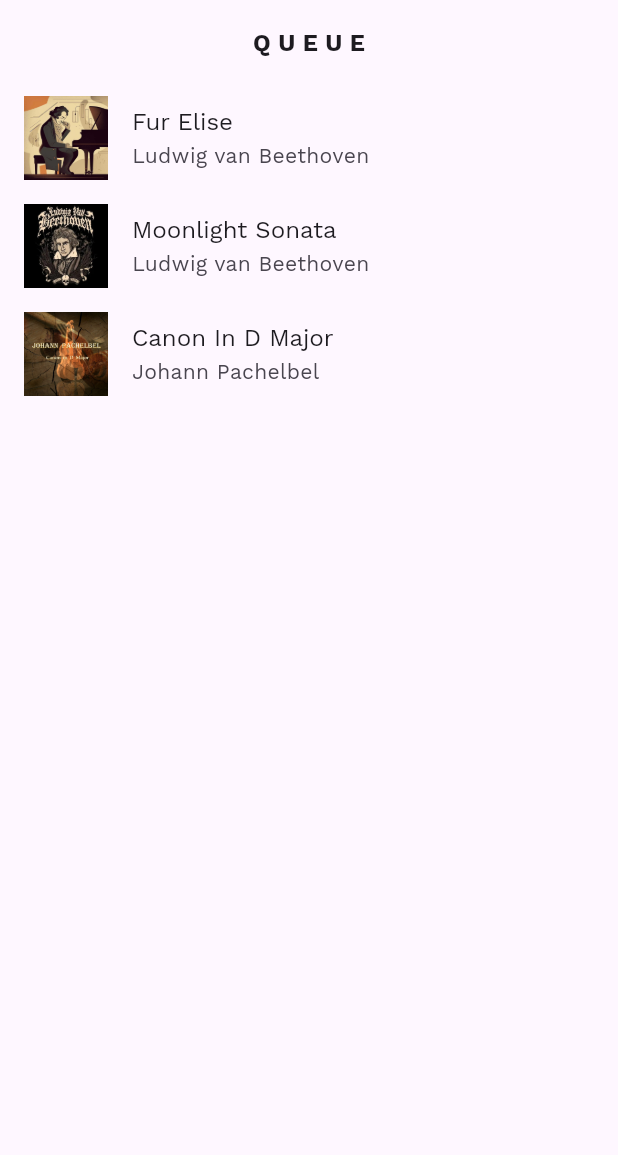
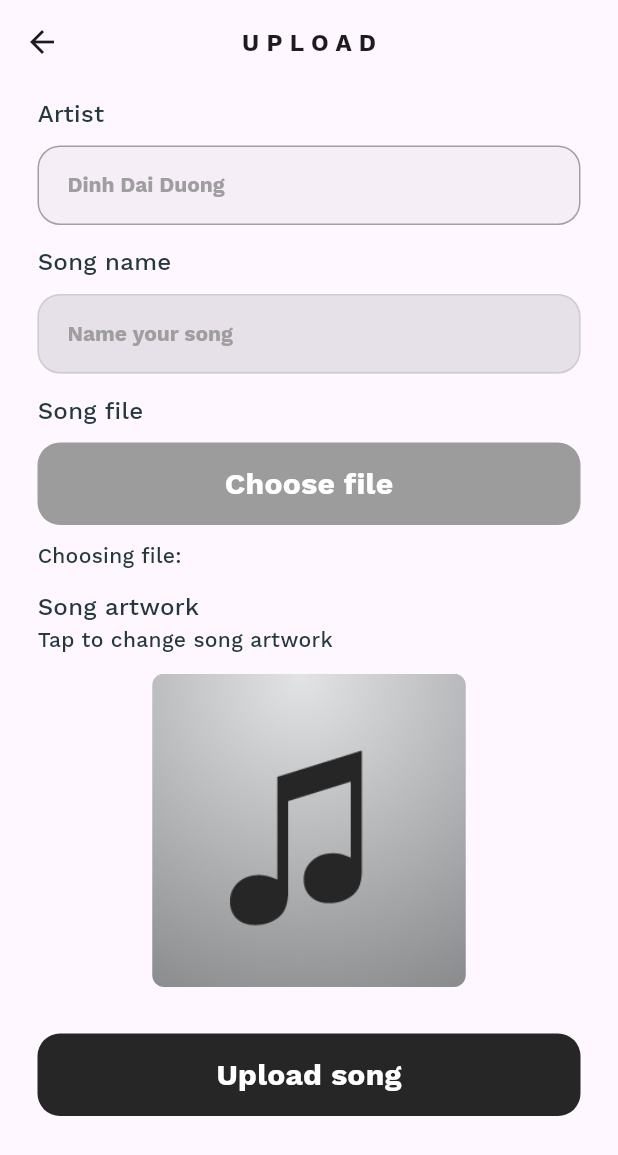
Before and after one commit to ManhHoDinh/Melody, a Flutter app: the screen it shows after launch, on a phone screen of 412 x 824 dp. Shown: the top 1155 px of the screen. Run offline on Flutter 3.47's test engine with Material 3 defaults, Android fonts, the phone set to English and light mode, and no system bars; our stand-ins replace audioplayers, cloud_firestore, file_picker, firebase_auth, firebase_core, firebase_storage and 7 more; accounts and stored records are empty.

Commit message:
UI ArtistPage, UI UploadSong

```diff
--- a/lib/main.dart
+++ b/lib/main.dart
@@ -1,9 +1,11 @@
 import 'dart:io';
+import 'package:firebase_auth/firebase_auth.dart';
 import 'package:hive_flutter/hive_flutter.dart';
 import 'package:melody/app_theme.dart';
 import 'package:flutter/material.dart';
 import 'package:flutter/services.dart';
 import 'package:melody/melody/core/helper/local_storage_helper.dart';
+import 'package:melody/melody/presentations/screens/artist/upload_song_page.dart';
 import 'package:melody/melody/presentations/screens/playing/playlist_provider.dart';
 import 'package:melody/melody/presentations/screens/queue/queue.dart';
 import 'package:melody/melody/presentations/screens/splash/splash_screen.dart';
@@ -11,6 +13,15 @@ import 'package:provider/provider.dart';
 import 'navigation_home_screen.dart';
 import 'package:flutter/foundation.dart' show kIsWeb;
 import 'melody/core/models/firebase/firebase_request.dart';
+
+// Future<void> signInUserAnon() async {
+//   try {
+//     final UserCredential = await FirebaseAuth.instance.signInAnonymously();
+//     print("Sign in with temporary account!");
+//   } catch (e) {
+//     print(e.toString());
+//   }
+// }
 
 void main() async {
   WidgetsFlutterBinding.ensureInitialized();
@@ -20,6 +31,9 @@ void main() async {
   WidgetsFlutterBinding.ensureInitialized();
   await FireBaseDataBase.initializeDB();
 
+  //  sign in anonymously
+  // await signInUserAnon();
+  //
   await SystemChrome.setPreferredOrientations(<DeviceOrientation>[
     DeviceOrientation.portraitUp,
     DeviceOrientation.portraitDown
@@ -49,7 +63,7 @@ class MyApp extends StatelessWidget {
         textTheme: AppTheme.textTheme,
         platform: TargetPlatform.iOS,
       ),
-      home: Queue(),
+      home: UploadSongPage(),
     );
   }
 }
--- a/lib/melody/core/models/song/song.dart
+++ b/lib/melody/core/models/song/song.dart
@@ -6,7 +6,9 @@ part 'song.freezed.dart';
 @Freezed()
 class Song with _$Song {
   const factory Song(
-      {required String songName,
+      {required String songId,
+      required String artistId,
+      required String songName,
       required String artistName,
       required String songImagePath,
       required String audioPath}) = _Song;
--- /dev/null
+++ b/lib/melody/presentations/screens/artist/upload_song_page.dart
@@ -0,0 +1,186 @@
+import 'dart:io';
+
+import 'package:file_picker/file_picker.dart';
+import 'package:firebase_storage/firebase_storage.dart';
+import 'package:flutter/material.dart';
+import 'package:flutter/widgets.dart';
+import 'package:fluttertoast/fluttertoast.dart';
+import 'package:melody/melody/presentations/screens/artist/widgets/custom_button.dart';
+import 'package:melody/melody/presentations/screens/artist/widgets/custom_textfield.dart';
+
+class UploadSongPage extends StatefulWidget {
+  const UploadSongPage({super.key});
+
+  @override
+  State<UploadSongPage> createState() => _UploadSongPageState();
+}
+
+class _UploadSongPageState extends State<UploadSongPage> {
+  final artistController = TextEditingController();
+  final songNameController = TextEditingController();
+
+  PlatformFile? choosedImage;
+  PlatformFile? choosedSong;
+
+  Future selectImage() async {
+    final result = await FilePicker.platform
+        .pickFiles(type: FileType.custom, allowedExtensions: [
+      'jpg',
+      'png',
+      'jpeg',
+      'webp',
+    ]);
+    if (result == null) return;
+
+    setState(() {
+      choosedImage = result.files.first;
+    });
+  }
+
+  Future selectSong() async {
+    final result = await FilePicker.platform.pickFiles(
+      type: FileType.audio,
+      allowMultiple: false,
+    );
+    if (result == null) return;
+
+    setState(() {
+      choosedSong = result.files.first;
+    });
+  }
+
+  Future uploadFilesToFirebase() async {
+    // final artworkFile = File(choosedImage!.path!);
+    // final songFile = File(choosedSong!.path!);
+
+    // final artworkRef = FirebaseStorage.instance
+    //     .ref()
+    //     .child("song_artworks/${choosedImage!.name}");
+
+    // final songRef =
+    //     FirebaseStorage.instance.ref().child("song_files/${choosedSong!.name}");
+
+    // artworkRef.putFile(artworkFile);
+    // print(artworkFile.path);
+  }
+
+  @override
+  Widget build(BuildContext context) {
+    return SafeArea(
+        child: Scaffold(
+      appBar: AppBar(
+        leading: IconButton(
+          onPressed: () {},
+          icon: Icon(Icons.arrow_back),
+        ),
+        title: Text('U P L O A D'),
+      ),
+      body: SingleChildScrollView(
+        scrollDirection: Axis.vertical,
+        child: Container(
+          padding: EdgeInsets.symmetric(horizontal: 25),
+          child: Column(
+            crossAxisAlignment: CrossAxisAlignment.start,
+            children: [
+              SizedBox(
+                height: 8,
+              ),
+              Text(
+                "Artist",
+                style: TextStyle(fontSize: 16, fontWeight: FontWeight.w500),
+              ),
+              SizedBox(
+                height: 10,
+              ),
+              CustomTextfield(
+                controller: artistController,
+                readOnly: true,
+                hintText: "Dinh Dai Duong",
+              ),
+              SizedBox(
+                height: 13,
+              ),
+              Text(
+                "Song name",
+                style: TextStyle(fontSize: 16, fontWeight: FontWeight.w500),
+              ),
+              SizedBox(
+                height: 10,
+              ),
+              CustomTextfield(
+                controller: songNameController,
+                readOnly: false,
+                hintText: "Name your song",
+              ),
+              SizedBox(
+                height: 13,
+              ),
+              Text(
+                "Song file",
+                style: TextStyle(fontSize: 16, fontWeight: FontWeight.w500),
+              ),
+              SizedBox(
+                height: 10,
+              ),
+              CustomButton(
+                  onClick: selectSong,
+                  bgColor: Color(0xff9C9C9C),
+                  text: "Choose file",
+                  textColor: Colors.white),
+              SizedBox(
+                height: 10,
+              ),
+              Text(
+                "Choosing file: " +
+                    (choosedSong == null ? "" : choosedSong!.name!),
+                style: TextStyle(fontSize: 14, fontWeight: FontWeight.w500),
+              ),
+              SizedBox(
+                height: 13,
+              ),
+              Text(
+                "Song artwork",
+                style: TextStyle(fontSize: 16, fontWeight: FontWeight.w500),
+              ),
+              Text(
+                "Tap to change song artwork",
+                style: TextStyle(fontSize: 14, fontWeight: FontWeight.w500),
+              ),
+              SizedBox(
+                height: 13,
+              ),
+              GestureDetector(
+                onTap: selectImage,
+                child: Center(
+                  child: ClipRRect(
+                    borderRadius: BorderRadius.circular(8),
+                    child: choosedImage == null
+                        ? Image.asset(
+                            "assets/images/defaultartwork.jpg",
+                            height: 209,
+                            width: 209,
+                          )
+                        : Image.file(
+                            File(choosedImage!.path!),
+                            width: 209,
+                            height: 209,
+                            fit: BoxFit.cover,
+                          ),
+                  ),
+                ),
+              ),
+              SizedBox(
+                height: 31,
+              ),
+              CustomButton(
+                  onClick: uploadFilesToFirebase,
+                  bgColor: Color(0xff262626),
+                  text: "Upload song",
+                  textColor: Colors.white),
+            ],
+          ),
+        ),
+      ),
+    ));
+  }
+}
--- /dev/null
+++ b/lib/melody/presentations/screens/artist/widgets/custom_button.dart
@@ -0,0 +1,34 @@
+import 'package:flutter/material.dart';
+
+class CustomButton extends StatelessWidget {
+  final onClick;
+  final Color bgColor;
+  final String text;
+  final Color textColor;
+  CustomButton(
+      {super.key,
+      required this.onClick,
+      required this.bgColor,
+      required this.text,
+      required this.textColor});
+
+  @override
+  Widget build(BuildContext context) {
+    return GestureDetector(
+      onTap: onClick,
+      child: Container(
+        height: 55,
+        width: double.infinity,
+        decoration: BoxDecoration(
+            color: bgColor, borderRadius: BorderRadius.circular(15)),
+        child: Center(
+          child: Text(
+            text,
+            style: TextStyle(
+                fontSize: 20, fontWeight: FontWeight.bold, color: textColor),
+          ),
+        ),
+      ),
+    );
+  }
+}
--- /dev/null
+++ b/lib/melody/presentations/screens/artist/widgets/custom_textfield.dart
@@ -0,0 +1,34 @@
+import 'package:flutter/material.dart';
+
+class CustomTextfield extends StatelessWidget {
+  final controller;
+  final bool readOnly;
+  final String hintText;
+
+  const CustomTextfield(
+      {super.key,
+      required this.controller,
+      required this.readOnly,
+      required this.hintText});
+
+  @override
+  Widget build(BuildContext context) {
+    return TextField(
+      style: TextStyle(fontSize: 14, fontWeight: FontWeight.w700),
+      enabled: !readOnly,
+      controller: controller,
+      decoration: InputDecoration(
+          hintText: hintText,
+          hintStyle: TextStyle(
+              color: Colors.grey[500],
+              fontSize: 14,
+              fontWeight: FontWeight.w700),
+          border: OutlineInputBorder(borderRadius: BorderRadius.circular(15.0)),
+          enabledBorder: OutlineInputBorder(
+              borderSide: BorderSide(color: Color(0xffcdcdcd)),
+              borderRadius: BorderRadius.circular(15)),
+          filled: true,
+          contentPadding: EdgeInsets.all(16)),
+    );
+  }
+}
--- a/lib/melody/presentations/screens/playing/playlist_provider.dart
+++ b/lib/melody/presentations/screens/playing/playlist_provider.dart
@@ -6,23 +6,7 @@ import 'dart:math';
 
 class PlaylistProvider extends ChangeNotifier {
   // playlist of songs
-  final List<Song> _playlist = [
-    Song(
-        songName: "Fur Elise",
-        artistName: "Ludwig van Beethoven",
-        songImagePath: "assets/images/furelise.jpg",
-        audioPath: "audios/Fur Elise - Ludwig van Beethoven.mp3"),
-    Song(
-        songName: "Moonlight Sonata",
-        artistName: "Ludwig van Beethoven",
-        songImagePath: "assets/images/moonlightsonata.jpg",
-        audioPath: "audios/Moonlight Sonata - Ludwig van Beethoven.mp3"),
-    Song(
-        songName: "Canon In D Major",
-        artistName: "Johann Pachelbel",
-        songImagePath: "assets/images/canonind.jpg",
-        audioPath: "audios/Canon In D Major - Johann Pachelbel.mp3"),
-  ];
+  final List<Song> _playlist = [];
 
   List<Song> _originalPlaylist = [];
 
--- a/pubspec.yaml
+++ b/pubspec.yaml
@@ -57,6 +57,8 @@ dependencies:
     cloud_firestore: ^4.14.0
     provider: ^6.1.2
     audioplayers: ^6.0.0
+    file_picker: 8.0.0+1
+    firebase_storage: ^11.6.0
 
 dev_dependencies:
     flutter_test:
```
Also changed, not shown: lib/melody/presentations/screens/artist/artist_page.dart (added, +116 -0 lines), lib/melody/presentations/screens/artist/widgets/edit_button.dart (added, +27 -0 lines), lib/melody/presentations/screens/artist/widgets/play_all_button.dart (added, +27 -0 lines), lib/melody/presentations/screens/artist/widgets/song_item.dart (added, +62 -0 lines), lib/melody/presentations/screens/artist/widgets/upload_button.dart (added, +27 -0 lines), assets/images/defaultartwork.jpg (added), assets/images/edit.png (added), assets/images/fav.png (added), assets/images/option.png (added), assets/images/playButton.png (added), assets/images/upload.png (added), lib/melody/core/models/song/song.freezed.dart, lib/melody/core/models/song/song.g.dart, pubspec.lock, 9 other files.
